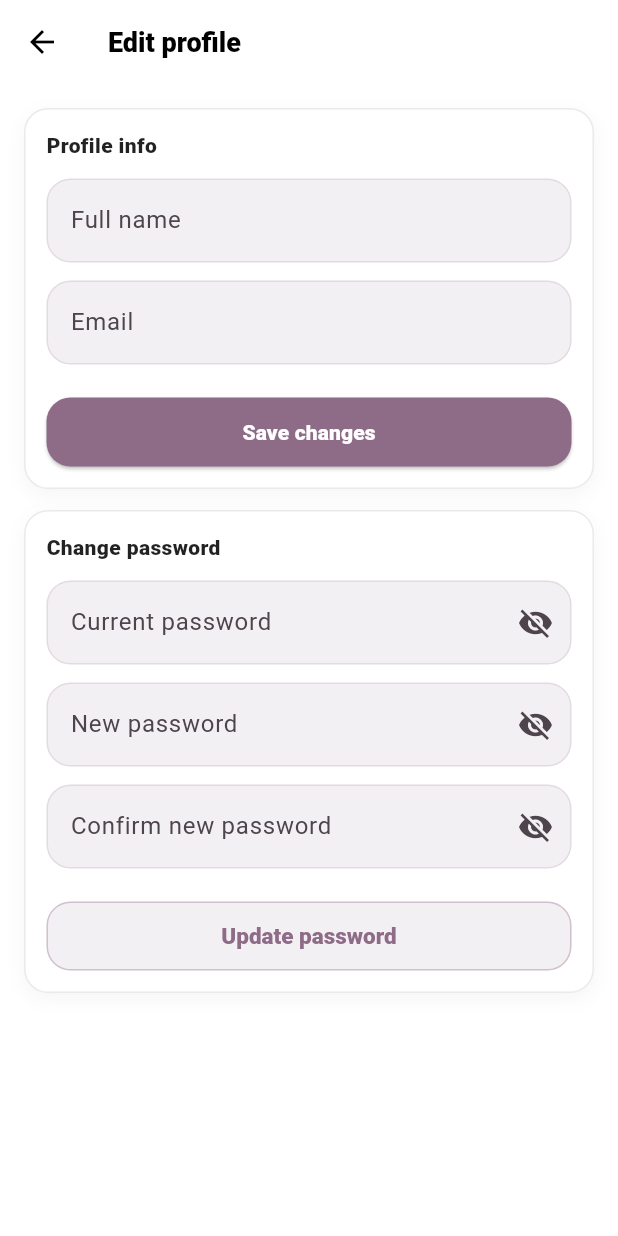
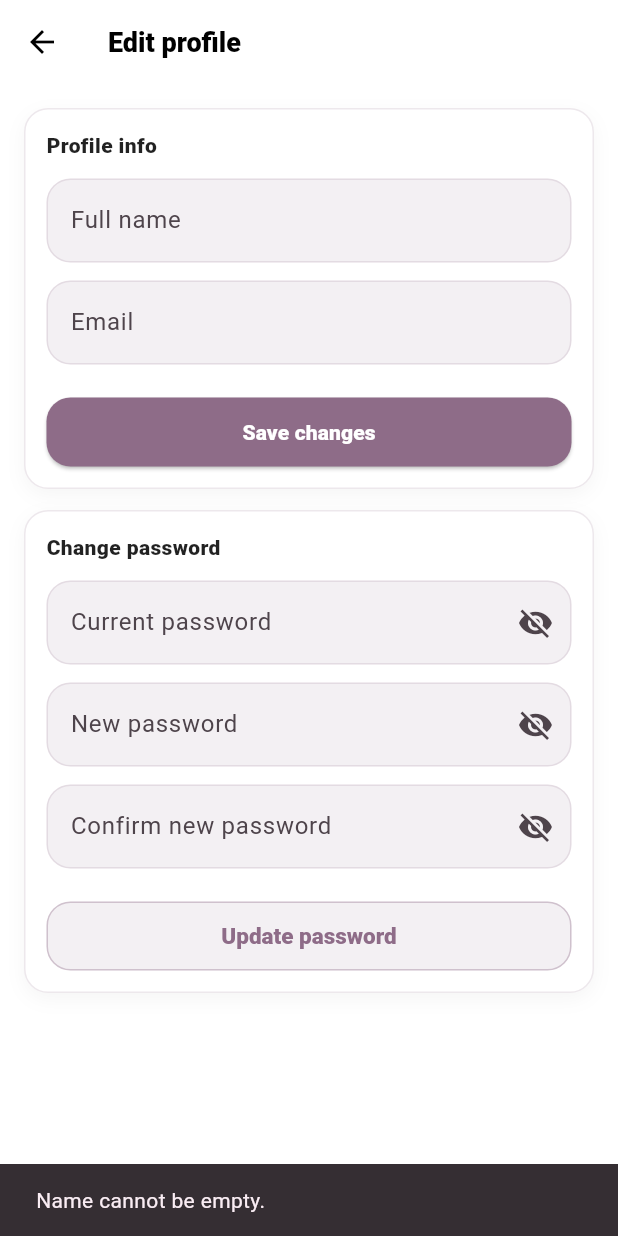
Before and after one commit to milanapopovic/MIT_projekat, a Flutter app: the EditProfileScreen screen opened directly with empty values, after a tap on "Save changes", on a phone screen of 412 x 824 dp. Run offline on Flutter 3.47's test engine with Material 3 defaults, Android fonts, the phone set to English and light mode, and no system bars; network calls fail.

Commit message:
Popravljen layout profila i omogucenocuvanje izmena korisnickih podataka

```diff
--- a/lib/auth/auth_state.dart
+++ b/lib/auth/auth_state.dart
@@ -2,6 +2,7 @@ import 'package:flutter/foundation.dart';
 
 class AuthState extends ChangeNotifier {
   bool _isGuest = false;
+  String? _name;
   String? _email = 'popovicmilana123@gmail.com';
 
    static const Set<String> _adminEmails = {
@@ -10,6 +11,7 @@ class AuthState extends ChangeNotifier {
 
   bool get isGuest => _isGuest;
   String? get email => _email;
+  String? get name => _name;
 
    bool get isAdmin {
     final e = _email?.trim().toLowerCase();
@@ -23,15 +25,22 @@ class AuthState extends ChangeNotifier {
     notifyListeners();
   }
 
-  void register(String email) {
+  void register(String email, String name) {
     _isGuest = false;
     _email = email;
+    _name = name;
     notifyListeners();
   }
 
   void logout() {
     _isGuest = true;
     _email = null;
+    _name = null;
     notifyListeners();
   }
+  void updateName(String name) {
+    _name = name;
+    notifyListeners();
+  }
+
 }
--- a/lib/screens/auth/register_screen.dart
+++ b/lib/screens/auth/register_screen.dart
@@ -58,7 +58,7 @@ class _RegisterScreenState extends State<RegisterScreen> {
     }
 
 
-    context.read<AuthState>().register(email);
+    context.read<AuthState>().register(email, name);
     widget.onDone();
   }
 
--- a/lib/screens/profile/edit_profile_screen.dart
+++ b/lib/screens/profile/edit_profile_screen.dart
@@ -1,5 +1,7 @@
+import 'package:fashion_app1/auth/auth_state.dart';
 import 'package:fashion_app1/constants/app_colors.dart';
 import 'package:flutter/material.dart';
+import 'package:provider/provider.dart';
 
 class EditProfileScreen extends StatefulWidget {
   final String initialName;
@@ -49,6 +51,16 @@ class _EditProfileScreenState extends State<EditProfileScreen> {
   }
 
   void _onSaveProfile() {
+    final newName = _nameCtrl.text.trim();
+
+    if (newName.isEmpty) {
+      _showDemoSnack('Name cannot be empty.');
+      return;
+    }
+
+    context.read<AuthState>().updateName(newName);
+    _showDemoSnack('Profile updated.');
+    Navigator.pop(context);
   }
 
   void _onChangePassword() {
@@ -68,11 +80,15 @@ class _EditProfileScreenState extends State<EditProfileScreen> {
       _showDemoSnack('New password and confirmation do not match.');
       return;
     }
-
+    ScaffoldMessenger.of(context).showSnackBar(
+      const SnackBar(content: Text('Password updated successfully')),
+    );
 
     _currentPassCtrl.clear();
     _newPassCtrl.clear();
     _confirmPassCtrl.clear();
+
+    Navigator.pop(context);
   }
 
   InputDecoration _dec(String label, {Widget? suffix}) {
```
Also changed, not shown: lib/screens/profile_screen.dart (+5 -5 lines), lib/screens/product_details_screen.dart (line endings or trailing spaces).
